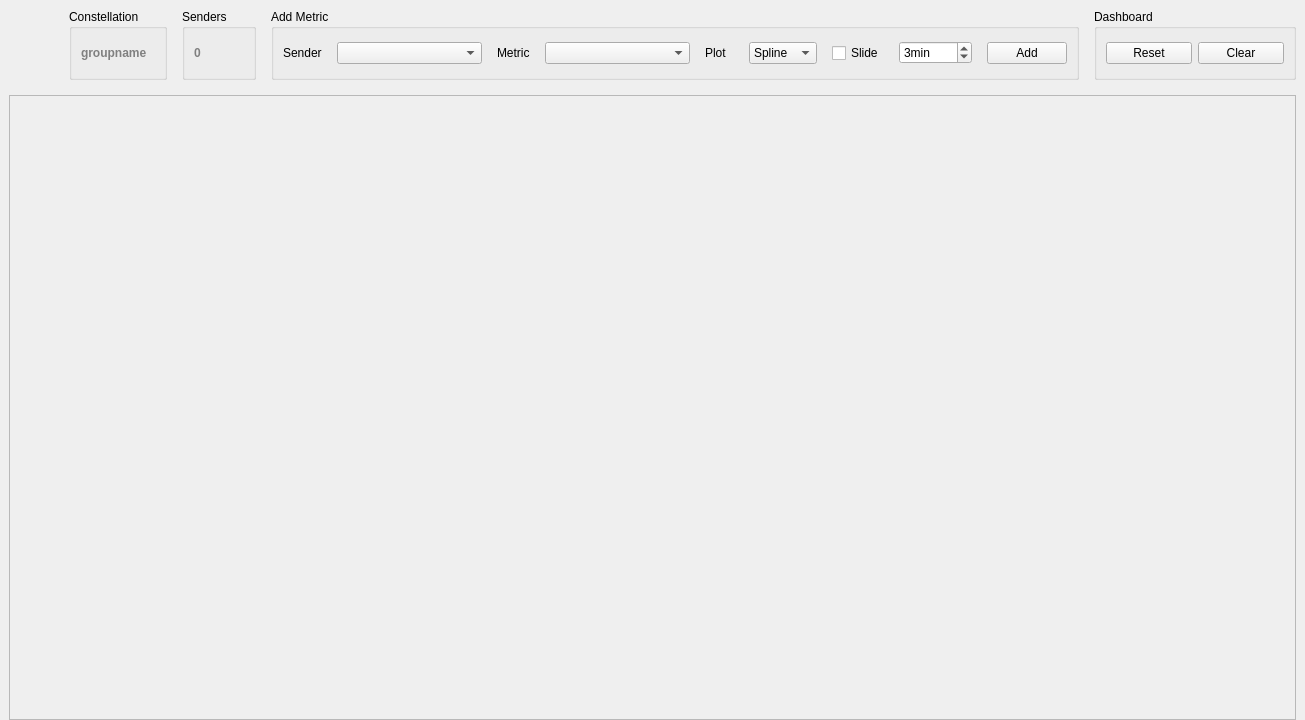
Old version of the form cxx/listeners/TelemetryConsole/TelemetryConsole.ui in the repository constellation-daq/Constellation.
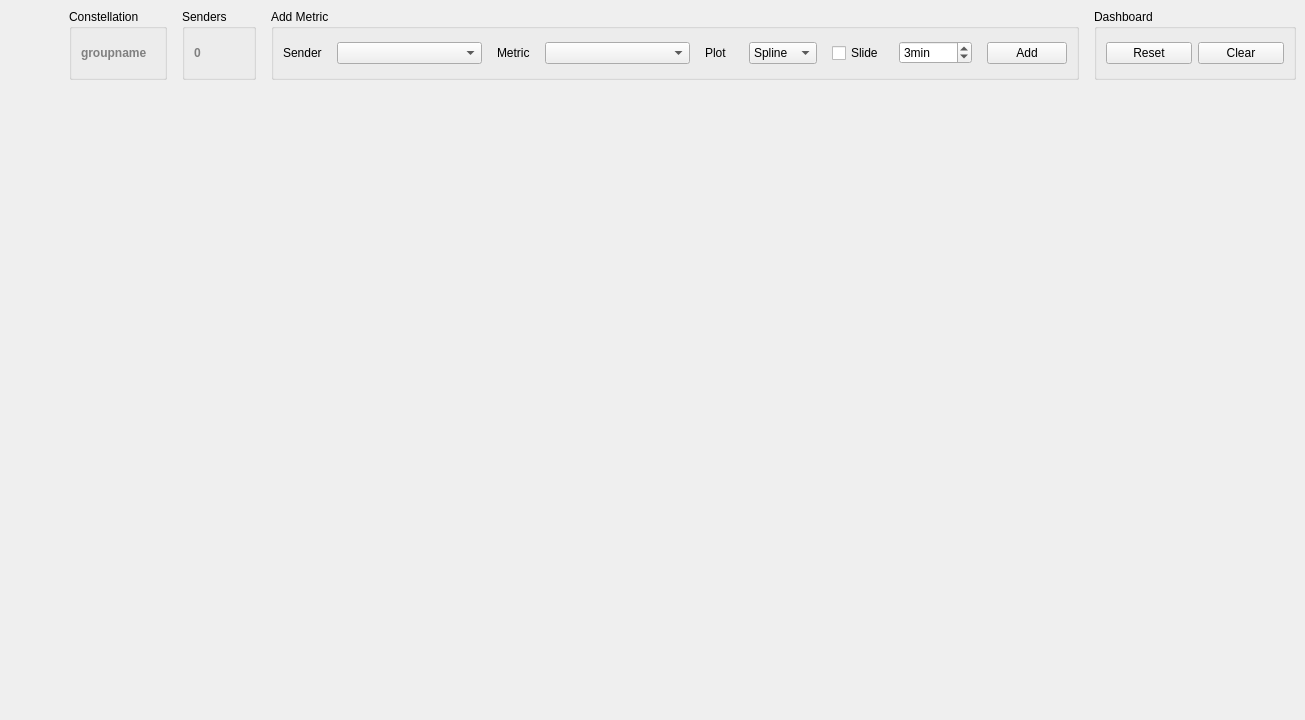
New version of the form. Icons and pictures are not drawn.

The edit to the form file:
```diff
--- a/cxx/listeners/TelemetryConsole/TelemetryConsole.ui
+++ b/cxx/listeners/TelemetryConsole/TelemetryConsole.ui
@@ -147,6 +147,9 @@
       </item>
       <item row="1" column="0" colspan="2">
        <widget class="QScrollArea" name="scrollArea">
+        <property name="frameShape">
+         <enum>QFrame::NoFrame</enum>
+        </property>
         <property name="widgetResizable">
          <bool>true</bool>
         </property>
@@ -155,8 +158,8 @@
           <rect>
            <x>0</x>
            <y>0</y>
-           <width>1283</width>
-           <height>592</height>
+           <width>1285</width>
+           <height>597</height>
           </rect>
          </property>
         </widget>
```
Left out of the diff: 2 changed lines with no effect on the pictures.
